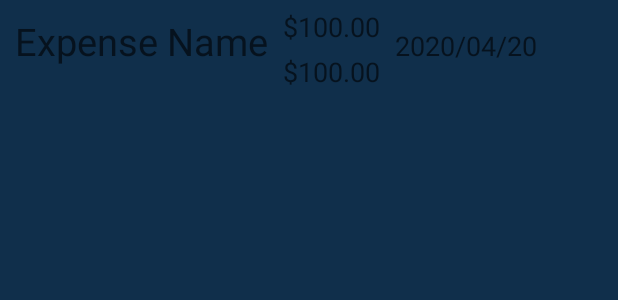
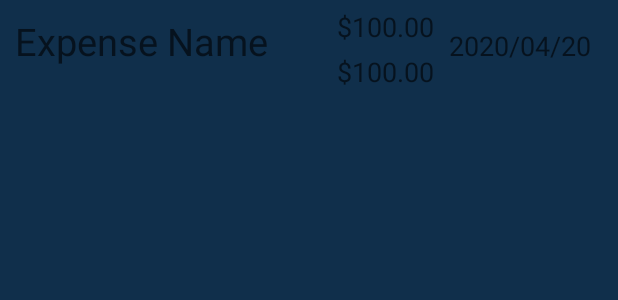
Before and after one commit to Yude-Li/2020LaSalleAndroid, an Android app: the layout listview_expense.xml on its own in the app's theme, with its tools: preview values and no code run, on a phone screen of 412 x 824 dp. Shown: the top 300 px of the screen. Run offline under Robolectric (Android 15) with nearby library versions, the phone set to English and light mode, and no system bars.

Commit message:
Revise expense related and user_setting layout

```diff
--- a/TravelCalculator/app/src/main/res/layout/expense_record_layout.xml
+++ b/TravelCalculator/app/src/main/res/layout/expense_record_layout.xml
@@ -36,6 +36,7 @@
         android:ems="10"
         android:inputType="textPersonName"
         android:hint="@string/text_expensename"
+        android:maxLength="30"
         app:layout_constraintTop_toTopOf="@id/expenserecord_textview_expensename"
         app:layout_constraintBottom_toBottomOf="@id/expenserecord_textview_expensename"
         app:layout_constraintRight_toRightOf="parent"
@@ -131,7 +132,8 @@
         android:layout_width="wrap_content"
         android:layout_height="wrap_content"
         android:ems="10"
-        android:hint="YYYY.MM.DD"
+        android:hint="YYYY/MM/DD"
+        android:maxLength="10"
         android:inputType="date"
         app:layout_constraintTop_toTopOf="@id/expenserecord_textview_date"
         app:layout_constraintBottom_toBottomOf="@id/expenserecord_textview_date"
--- a/TravelCalculator/app/src/main/res/layout/listview_expense.xml
+++ b/TravelCalculator/app/src/main/res/layout/listview_expense.xml
@@ -9,27 +9,29 @@
 
     <TextView
         android:id="@+id/text_expenseName"
-        android:layout_width="wrap_content"
+        android:layout_width="0dp"
         android:layout_height="wrap_content"
+        android:layout_weight="3"
         android:textColor="@android:color/background_light"
-        android:textSize="25dp"
+        android:textSize="25sp"
         android:padding="10dp"
         android:hint="Expense Name"
         />
 
     <LinearLayout
-        android:layout_width="wrap_content"
+        android:layout_width="0dp"
         android:layout_height="wrap_content"
+        android:layout_weight="1"
         android:orientation="vertical">
 
         <TextView
             android:id="@+id/text_expenseSpendAmount"
             android:layout_width="wrap_content"
             android:layout_height="match_parent"
-            android:layout_weight="0.6"
+            android:layout_weight="1"
             android:hint="$100.00"
             android:textColor="@android:color/background_light"
-            android:textSize="18dp"
+            android:textSize="18sp"
             android:layout_marginTop="5dp"
             />
 
@@ -37,10 +39,10 @@
             android:id="@+id/text_expenseConvertedAmount"
             android:layout_width="wrap_content"
             android:layout_height="match_parent"
-            android:layout_weight="0.6"
+            android:layout_weight="1"
             android:hint="$100.00"
             android:textColor="@android:color/background_light"
-            android:textSize="18dp"
+            android:textSize="18sp"
             android:layout_marginTop="5dp"
             />
 
@@ -48,11 +50,11 @@
 
     <TextView
         android:id="@+id/text_expenseDate"
-        android:layout_width="wrap_content"
+        android:layout_width="0dp"
         android:layout_height="wrap_content"
+        android:layout_weight="1.5"
         android:textColor="@android:color/background_light"
-        android:textSize="18dp"
-        android:padding="10dp"
+        android:textSize="18sp"
         android:hint="2020/04/20"
         />
 
--- a/TravelCalculator/app/src/main/res/values/strings.xml
+++ b/TravelCalculator/app/src/main/res/values/strings.xml
@@ -33,6 +33,8 @@
     <string name="toolBarTitle_expenseRecordEdit">Expense Record</string>
     <string name="toolBarTitle_expenseList">Expense Record List</string>
     <string name="notice_expenseSaveSuccessContent">This expense is successfully saved in database</string>
+    <string name="cite_the_api_resource">The currency api provided by European Central Bank</string>
+    <string name="notice_deleteExpenseConfirm">Are you sure you want to delete this expense?</string>
 
 
 </resources>
```
Also changed, not shown: TravelCalculator/app/src/main/res/layout/user_setting_layout.xml (+13 -0 lines).
